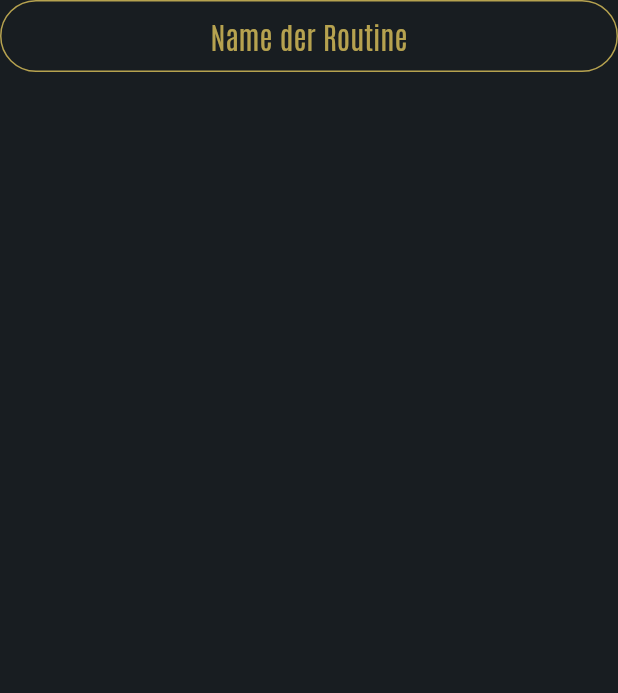
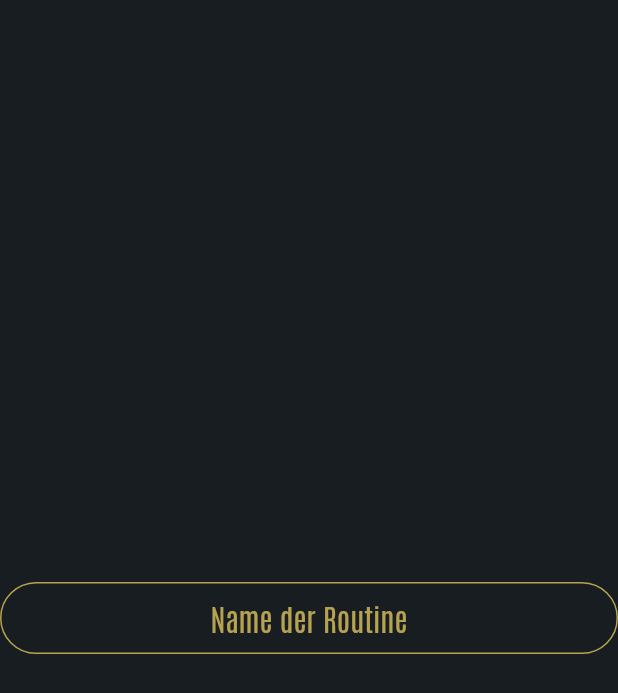
Before and after one commit to MrIceTea321/cheerganize, a Flutter app: the ConstTextField widget shown alone on an empty page, opened directly, on a phone screen of 412 x 824 dp. Shown: the top 693 px of the screen. Run offline on Flutter 3.47's test engine with Material 2 defaults, Android fonts, the phone set to English and light mode, and no system bars; our stand-ins replace auto_size_text.

Commit message:
modified NewRoutinePage

```diff
--- a/lib/consts/ConstTextField.dart
+++ b/lib/consts/ConstTextField.dart
@@ -10,15 +10,20 @@ class ConstTextField extends StatelessWidget {
 
   @override
   Widget build(BuildContext context) {
-    return TextField(
+    return Container(
+      alignment: Alignment.center,
+      width: 500.0,
+      child: TextField(
         textAlign: TextAlign.center,
+        autocorrect: true,
         onChanged: (value) {
           value = eingabe;
         },
         decoration: InputDecoration(
           hintText: hintText,
           hintStyle: BlackPawsTextFieldTextStyle,
-        contentPadding: EdgeInsets.symmetric(vertical: 10.0, horizontal: 20.0),
+          contentPadding:
+              EdgeInsets.symmetric(vertical: 10.0, horizontal: 20.0),
           border: OutlineInputBorder(
             borderRadius: BorderRadius.all(Radius.circular(32.0)),
           ),
@@ -31,6 +36,7 @@ class ConstTextField extends StatelessWidget {
             borderRadius: BorderRadius.all(Radius.circular(32.0)),
           ),
         ),
+      ),
     );
   }
 }
```
Also changed, not shown: 4 other files. Lines whose indentation alone changed are shown as unchanged.
